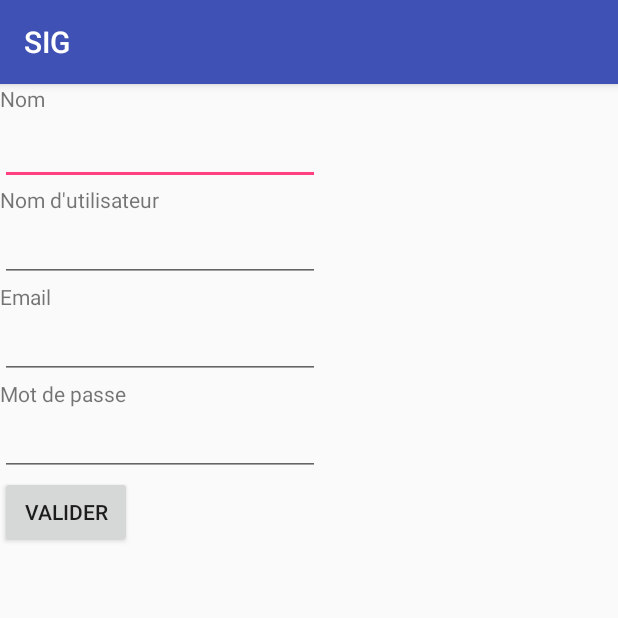
After one commit to edouard-bracquemond/SIG, an Android app: the SignUpActivity screen opened directly, with no data from a screen before it, on a phone screen of 412 x 824 dp, the top half of it. The commit adds this screen. Run offline under Robolectric (Android 15) with nearby library versions, the phone set to English and light mode, and no system bars.

Commit message:
SignUp User

```diff
--- a/app/src/main/AndroidManifest.xml
+++ b/app/src/main/AndroidManifest.xml
@@ -35,6 +35,9 @@
         <activity android:name=".Activity.LoginActivity">
             android:exported="false"
         </activity>
+        <activity android:name=".Activity.SignUpActivity">
+            android:exported="false"
+        </activity>
 
 
         <provider
--- /dev/null
+++ b/app/src/main/java/com/example/maxime/sig/Activity/SignUpActivity.java
@@ -0,0 +1,142 @@
+package com.example.maxime.sig.Activity;
+
+import android.content.Context;
+import android.os.Bundle;
+import android.support.v7.app.AppCompatActivity;
+import android.util.Log;
+import android.util.Patterns;
+import android.view.View;
+import android.widget.Button;
+import android.widget.EditText;
+import android.widget.TextView;
+import android.widget.Toast;
+
+import com.example.maxime.sig.Call_API.Api;
+import com.example.maxime.sig.Model.User;
+import com.example.maxime.sig.R;
+
+import okhttp3.OkHttpClient;
+import okhttp3.ResponseBody;
+import okhttp3.logging.HttpLoggingInterceptor;
+import retrofit2.Call;
+import retrofit2.Callback;
+import retrofit2.Response;
+import retrofit2.Retrofit;
+import retrofit2.converter.gson.GsonConverterFactory;
+
+
+public class SignUpActivity extends AppCompatActivity {
+
+    EditText nameEditText;
+    EditText usernameEditText;
+    EditText emailEditText;
+    EditText passwordEditText;
+    @Override
+    protected void onCreate(Bundle savedInstanceState) {
+        super.onCreate(savedInstanceState);
+        setContentView(R.layout.activity_sign_up);
+
+        TextView nameTextView = findViewById(R.id.mailTextViewID);
+        TextView usernameTextView = findViewById(R.id.usernameTextViewID);
+        TextView emailTextView = findViewById(R.id.emailTextViewID);
+        TextView passwordTextView = findViewById(R.id.passwordTextViewID);
+
+          nameEditText = findViewById(R.id.nameEditTextID);
+          usernameEditText = findViewById(R.id.usernameEditTextID);
+          emailEditText = findViewById(R.id.emailEditTextID);
+          passwordEditText = findViewById(R.id.passwordEditTextID);
+
+        Button signUpButton = findViewById(R.id.signUpButton);
+
+
+        // nameTextView.setText("Nom");
+        // usernameTextView.setText("Nom d'utilisateur");
+        // emailTextView.setText("Email");
+        // passwordTextView.setText("Mot de passe");
+        //  signUpButton.setText("OK");
+           signUpButton.setOnClickListener(new View.OnClickListener() {
+         @Override
+           public void onClick(View v) {
+             signUp();
+         }});
+
+    }
+    private void signUp(){
+            String name = nameEditText.getText().toString().trim();
+            String username = usernameEditText.getText().toString().trim();
+            String email = emailEditText.getText().toString().trim();
+            String password = passwordEditText.getText().toString().trim();
+            Log.d("TTTTTTTTTTTTT",password);
+
+
+            if (email.isEmpty() || !Patterns.EMAIL_ADDRESS.matcher(email).matches()) {
+                emailEditText.setError("Enter a valid email");
+
+                return;
+            }
+            if (name.isEmpty()) {
+                nameEditText.setError("Enter a valid name");
+                return;
+            }
+            if (username.isEmpty()) {
+                usernameEditText.setError("Enter a valid username");
+                return;
+            }
+            if (password.isEmpty()) {
+                passwordEditText.setError("Enter a valide password");
+                return;
+            }
+        HttpLoggingInterceptor interceptor = new HttpLoggingInterceptor();
+        interceptor.setLevel(HttpLoggingInterceptor.Level.BODY);
+        OkHttpClient client = new OkHttpClient.Builder()
+                .addInterceptor(interceptor).build();
+        Retrofit retrofit = new Retrofit.Builder()
+                .client(client)
+                .baseUrl("https://psigo.beta9.ovh/api/")
+                .addConverterFactory(GsonConverterFactory.create())
+                .build();
+
+
+                Api api = retrofit.create(Api.class);
+                User user = new User(name,username,email,password);
+                Call<User> call = api.createUser(user);
+                call.enqueue(new Callback<User>() {
+                    @Override
+                    public void onResponse(Call<User> call, Response<User> response) {
+                        Context context = getApplicationContext();
+                        CharSequence text;
+                        int duration = Toast.LENGTH_SHORT;
+                        if(response.isSuccessful()) {
+                            text = "Add Success";
+                        }
+                        else {
+                            Log.d("XXXXXXXXXXXresponsefail","");
+                            text = "Add Fail";
+                        }
+
+
+
+                        Toast toast = Toast.makeText(context, text, duration);
+                        toast.show();
+                    }
+
+                    @Override
+                    public void onFailure(Call<User> call, Throwable t) {
+                        Context context = getApplicationContext();
+                        int duration = Toast.LENGTH_SHORT;
+                        CharSequence text="Fail";
+                        Toast toast = Toast.makeText(context, text, duration);
+                        toast.show();
+                        Log.d("XXXXXXXXXfail",t.getMessage());
+                    }
+                });
+
+
+        }
+
+
+
+
+
+
+}
--- /dev/null
+++ b/app/src/main/java/com/example/maxime/sig/Call_API/Api.java
@@ -0,0 +1,22 @@
+package com.example.maxime.sig.Call_API;
+
+
+import com.example.maxime.sig.Model.User;
+
+import retrofit2.Call;
+import retrofit2.Response;
+import retrofit2.http.Body;
+import retrofit2.http.Field;
+import retrofit2.http.FormUrlEncoded;
+import retrofit2.http.POST;
+
+public interface Api {
+
+
+    @POST("auth/signup")
+    Call<User> createUser(
+      @Body User User
+    );
+
+
+}
--- a/app/src/main/res/layout/activity_login.xml
+++ b/app/src/main/res/layout/activity_login.xml
@@ -39,6 +39,12 @@
             android:layout_width="wrap_content"
             android:layout_height="wrap_content" />
 
+        <Button
+            android:id="@+id/boutonSignUpID"
+            android:layout_width="wrap_content"
+            android:layout_height="wrap_content"
+            android:text="Sign Up" />
+
     </LinearLayout>
 
 
--- /dev/null
+++ b/app/src/main/res/layout/activity_sign_up.xml
@@ -0,0 +1,73 @@
+<?xml version="1.0" encoding="utf-8"?>
+<android.support.constraint.ConstraintLayout xmlns:android="http://schemas.android.com/apk/res/android"
+    xmlns:app="http://schemas.android.com/apk/res-auto"
+    xmlns:tools="http://schemas.android.com/tools"
+    android:layout_width="match_parent"
+    android:layout_height="match_parent">
+
+    <LinearLayout
+        android:layout_width="match_parent"
+        android:layout_height="match_parent"
+        android:orientation="vertical">
+
+        <TextView
+            android:id="@+id/nomTextViewID"
+            android:layout_width="109dp"
+            android:layout_height="22dp"
+            android:text="Nom" />
+
+        <EditText
+            android:id="@+id/nameEditTextID"
+            android:layout_width="wrap_content"
+            android:layout_height="wrap_content"
+            android:ems="10"
+            android:inputType="textPersonName" />
+
+        <TextView
+            android:id="@+id/usernameTextViewID"
+            android:layout_width="wrap_content"
+            android:layout_height="wrap_content"
+            android:text="Nom d'utilisateur" />
+
+        <EditText
+            android:id="@+id/usernameEditTextID"
+            android:layout_width="wrap_content"
+            android:layout_height="wrap_content"
+            android:ems="10"
+            android:inputType="textPersonName" />
+
+        <TextView
+            android:id="@+id/emailTextViewID"
+            android:layout_width="wrap_content"
+            android:layout_height="wrap_content"
+            android:text="Email" />
+
+        <EditText
+            android:id="@+id/emailEditTextID"
+            android:layout_width="wrap_content"
+            android:layout_height="wrap_content"
+            android:ems="10"
+            android:inputType="textEmailAddress" />
+
+        <TextView
+            android:id="@+id/passwordTextViewID"
+            android:layout_width="wrap_content"
+            android:layout_height="wrap_content"
+            android:text="Mot de passe" />
+
+        <EditText
+            android:id="@+id/passwordEditTextID"
+            android:layout_width="wrap_content"
+            android:layout_height="wrap_content"
+            android:ems="10"
+            android:inputType="textPassword" />
+
+        <Button
+            android:id="@+id/signUpButton"
+            android:layout_width="wrap_content"
+            android:layout_height="wrap_content"
+            android:text="Valider" />
+
+    </LinearLayout>
+
+</android.support.constraint.ConstraintLayout>
```
Also changed, not shown: app/src/main/java/com/example/maxime/sig/Activity/LoginActivity.java (+10 -4 lines), app/src/main/java/com/example/maxime/sig/Call_API/CallAPI.java (deleted, +0 -27 lines), app/src/main/java/com/example/maxime/sig/Model/User.java (added, +53 -0 lines).
